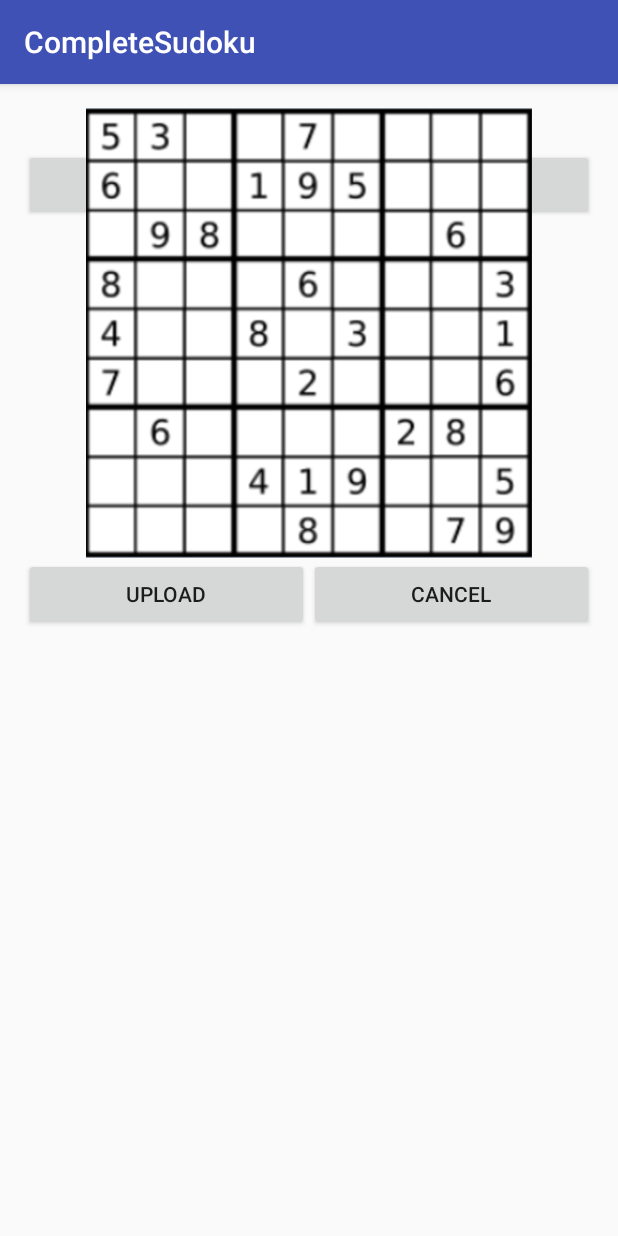
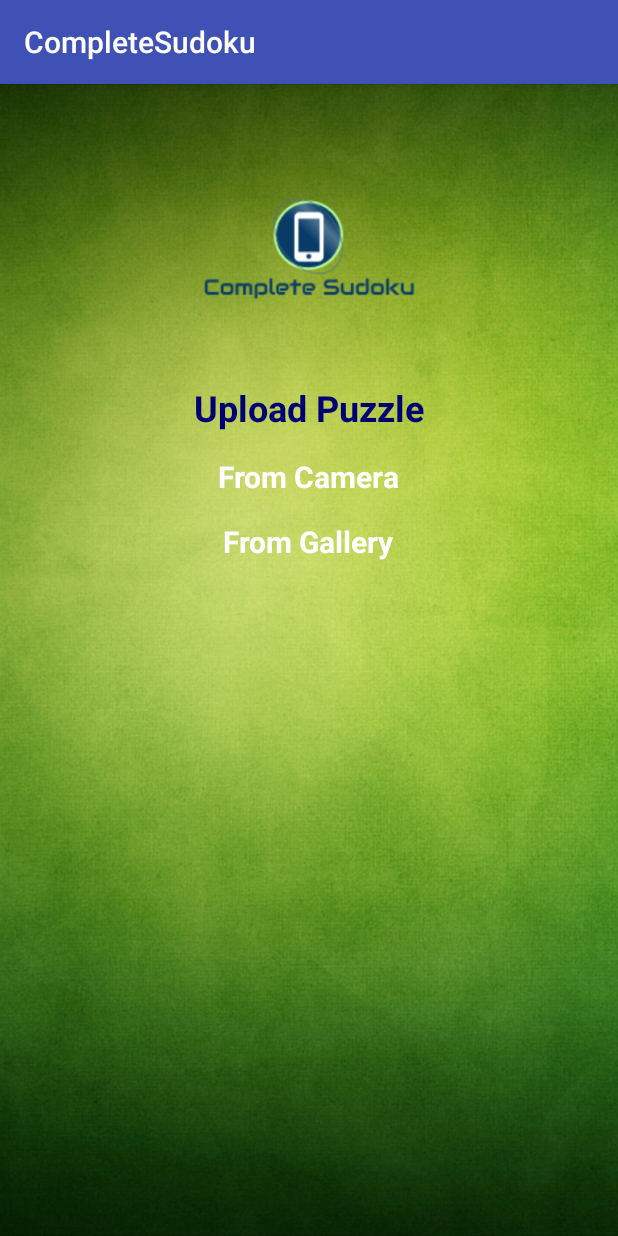
Before and after one commit to dornelasN/CompleteSudoku2, an Android app: the UploadActivity screen opened directly, with no data from a screen before it, on a phone screen of 412 x 824 dp. Run offline under Robolectric (Android 15) with nearby library versions, the light colour scheme and no system bars.

Commit message:
Guest Activity, Upload Activity, small fixes in login and register activities. Updated strings.xml

```diff
--- a/app/src/main/java/com/example/enkhturbadamsaikhan/completesudoku/UploadActivity.java
+++ b/app/src/main/java/com/example/enkhturbadamsaikhan/completesudoku/UploadActivity.java
@@ -1,13 +1,41 @@
 package com.example.enkhturbadamsaikhan.completesudoku;
 
+import android.content.Intent;
 import android.support.v7.app.AppCompatActivity;
 import android.os.Bundle;
+import android.view.View;
+import android.widget.TextView;
+import android.widget.Toast;
 
 public class UploadActivity extends AppCompatActivity {
+
+
+    private TextView cameraUpload;
+    private TextView galleryUpload;
 
     @Override
     protected void onCreate(Bundle savedInstanceState) {
         super.onCreate(savedInstanceState);
         setContentView(R.layout.activity_upload);
+
+        cameraUpload = (TextView) findViewById(R.id.tv_upload_from_camera);
+        galleryUpload = (TextView) findViewById(R.id.tv_upload_from_gallery);
+
+        cameraUpload.setOnClickListener(new View.OnClickListener() {
+            @Override
+            public void onClick(View v) {
+                //open camera
+                Toast.makeText(UploadActivity.this, "Open Camera", Toast.LENGTH_LONG).show();
+            }
+        });
+
+        galleryUpload.setOnClickListener(new View.OnClickListener() {
+            @Override
+            public void onClick(View v) {
+                //open gallery
+                Toast.makeText(UploadActivity.this, "Open Gallery", Toast.LENGTH_LONG).show();
+
+            }
+        });
     }
 }
--- a/app/src/main/res/layout/activity_login.xml
+++ b/app/src/main/res/layout/activity_login.xml
@@ -17,7 +17,7 @@
         android:layout_height="match_parent">
 
         <ImageView
-            android:layout_height="wrap_content"
+            android:layout_height="175dp"
             android:layout_width="wrap_content"
             android:src="@drawable/logo_small"
             android:id="@+id/iv_logo"
--- a/app/src/main/res/layout/activity_register.xml
+++ b/app/src/main/res/layout/activity_register.xml
@@ -16,7 +16,7 @@
         android:layout_height="match_parent">
 
         <ImageView
-            android:layout_height="wrap_content"
+            android:layout_height="175dp"
             android:layout_width="wrap_content"
             android:src="@drawable/logo_small"
             android:id="@+id/iv_logo"
--- a/app/src/main/res/layout/activity_upload.xml
+++ b/app/src/main/res/layout/activity_upload.xml
@@ -9,76 +9,70 @@
     android:paddingLeft="@dimen/activity_horizontal_margin"
     android:paddingRight="@dimen/activity_horizontal_margin"
     android:paddingTop="@dimen/activity_vertical_margin"
-    tools:context="com.example.enkhturbadamsaikhan.completesudoku.UploadActivity">
+    tools:context="com.example.enkhturbadamsaikhan.completesudoku.UploadActivity"
+    android:background="@drawable/background_image">
+
+    <RelativeLayout
+        android:layout_width="match_parent"
+        android:layout_height="match_parent"
+        android:layout_centerVertical="true"
+        android:layout_alignParentRight="true"
+        android:layout_alignParentEnd="true">
+
+        <ImageView
+            android:layout_height="175dp"
+            android:layout_width="wrap_content"
+            android:src="@drawable/logo_small"
+            android:id="@+id/iv_logo"
+            android:layout_alignParentTop="true"
+            android:layout_centerHorizontal="true" />
 
         <TextView
+            android:text="@string/tv_upload_title"
             android:layout_width="match_parent"
             android:layout_height="wrap_content"
-        android:layout_alignParentTop="true"
-        android:layout_alignParentLeft="true"
+            android:id="@+id/tv_upload"
+            android:textColor="#000075"
+            android:textSize="24sp"
+            android:textStyle="bold"
+            android:textAlignment="center"
+            android:layout_below="@+id/iv_logo"
             android:layout_alignParentStart="true"
-        android:id="@+id/tv_upload_title"
-        android:text="@string/tv_upload_title"
-        android:textAllCaps="false"
-        android:textStyle="normal|bold"
-        android:textAlignment="center"
-        android:textSize="20sp"/>
+            android:layout_marginTop="8dp"/>
 
         <LinearLayout
-        android:id="@+id/linearLayout"
-        android:orientation="horizontal"
+            android:id="@+id/layout_difficulties"
+            android:orientation="vertical"
+            android:layout_below="@+id/tv_upload"
+            android:layout_height="wrap_content"
             android:layout_width="match_parent"
-        android:layout_height="50dp"
-        android:layout_below="@+id/tv_upload_title"
-        android:layout_alignParentLeft="true"
-        android:layout_alignParentStart="true">
+            android:layout_marginTop="16dp">
 
-        <Button
+            <TextView
+                android:text="@string/b_upload_camera"
+                android:id="@+id/tv_upload_from_camera"
+                android:clickable="true"
+                android:layout_gravity="center"
+                android:layout_marginBottom="16dp"
                 android:layout_width="wrap_content"
                 android:layout_height="wrap_content"
-            android:id="@+id/b_upload_image"
-            android:layout_weight="0.01"
-            android:text="@string/b_upload_image"/>
+                android:textColor="#FFFFFF"
+                android:textSize="20sp"
+                android:textStyle="bold"/>
 
-        <Button
+            <TextView
+                android:text="@string/b_upload_gallery"
+                android:clickable="true"
+                android:layout_gravity="center"
+                android:layout_marginBottom="8dp"
                 android:layout_width="wrap_content"
                 android:layout_height="wrap_content"
-            android:id="@+id/button2"
-            android:layout_weight="0.01"
-            android:text="@string/b_upload_camera"/>
-    </LinearLayout>
-
-
-    <LinearLayout
-        android:orientation="horizontal"
-        android:layout_width="match_parent"
-        android:layout_height="50dp"
-        android:layout_below="@+id/iv_upload_grid"
-        android:layout_alignParentLeft="true"
-        android:layout_alignParentStart="true"
-        >
-
-        <Button
-            android:layout_width="wrap_content"
-            android:layout_height="wrap_content"
-            android:id="@+id/b_upload_upload"
-            android:layout_weight="0.01"
-            android:text="@string/b_upload_upload"/>
-
-        <Button
-            android:layout_width="wrap_content"
-            android:layout_height="wrap_content"
-            android:id="@+id/b_upload_cancel"
-            android:layout_weight="0.01"
-            android:text="@string/cancelButton"/>
+                android:id="@+id/tv_upload_from_gallery"
+                android:textColor="#FFFFFF"
+                android:textSize="20sp"
+                android:textStyle="bold" />
 
         </LinearLayout>
 
-    <ImageView
-        android:layout_width="wrap_content"
-        android:layout_height="300dp"
-        app:srcCompat="@drawable/upload_sudoku1"
-        android:layout_alignParentTop="true"
-        android:layout_centerHorizontal="true"
-        android:id="@+id/iv_upload_grid" />
     </RelativeLayout>
+</RelativeLayout>
--- a/app/src/main/res/values/strings.xml
+++ b/app/src/main/res/values/strings.xml
@@ -1,32 +1,32 @@
 <resources>
     <string name="app_name">CompleteSudoku</string>
     <string name="action_settings">Settings</string>
-    <string name="tv_username">Username:</string>
-    <string name="tv_password">Password:</string>
-    <string name="tv_email">E-Mail:</string>
+    <string name="b_cancel">Cancel</string>
+    <string name="b_guest">Play as a guest</string>
     <string name="b_login">Login</string>
+    <string name="b_logout_main">Logout</string>
     <string name="b_register">Register</string>
-    <string name="b_cancel">Cancel</string>
-    <string name="tv_password_register">Password:</string>
-    <string name="b_logout_main">Logout</string>
-    <string name="b_guest">Play as a guest</string>
     <string name="b_register_login">Register</string>
-    <string name="tv_newSudoku">New Sudoku</string>
+    <string name="b_upload_camera">From Camera</string>
+    <string name="b_upload_gallery">From Gallery</string>
+    <string name="b_upload_upload">Upload</string>
+    <string name="cancelButton">Cancel</string>
     <string name="easyButton">Easy</string>
-    <string name="mediumButton">Medium</string>
-    <string name="hardButton">Hard</string>
     <string name="extremeButton">Extreme</string>
-    <string name="savedSudokuButton">Saved games</string>
-    <string name="uploadButton">Upload</string>
-    <string name="tv_savedGames">Saved Games</string>
-    <string name="loadButton">Load</string>
-    <string name="cancelButton">Cancel</string>
-    <string name="tv_loadSudoku">Load Sudoku</string>
-    <string name="tv_upload_title">Upload Puzzle</string>
-    <string name="b_upload_image">From Image</string>
-    <string name="b_upload_camera">From Camera</string>
-    <string name="b_upload_upload">Upload</string>
-
     <string name="facebook_application_id" translatable="false">995849827213662</string>
     <string name="fb_login_protocol_scheme">fb1172523412805682</string>
+    <string name="hardButton">Hard</string>
+    <string name="loadButton">Load</string>
+    <string name="mediumButton">Medium</string>
+    <string name="savedSudokuButton">Saved games</string>
+    <string name="tv_email">E-Mail:</string>
+    <string name="tv_loadSudoku">Load Sudoku</string>
+    <string name="tv_newSudoku">New Sudoku</string>
+    <string name="tv_password">Password:</string>
+    <string name="tv_password_register">Password:</string>
+    <string name="tv_savedGames">Saved Games</string>
+    <string name="tv_single_player">Single Player</string>
+    <string name="tv_upload_title">Upload Puzzle</string>
+    <string name="tv_username">Username:</string>
+    <string name="uploadButton">Upload</string>
 </resources>
```
Also changed, not shown: app/src/main/java/com/example/enkhturbadamsaikhan/completesudoku/GuestActivity.java (+20 -8 lines), app/src/main/res/layout/activity_guest.xml (+62 -38 lines). Lines whose indentation alone changed are shown as unchanged.
